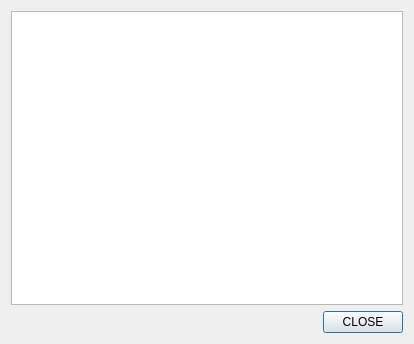
Before: the Qt Designer form chat/group_chat_message.ui in bitlinux/qtchat, drawn with Qt 5.
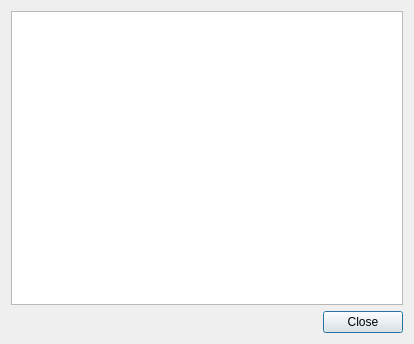
After: the same form once the commit is applied.

```diff
--- a/chat/group_chat_message.ui
+++ b/chat/group_chat_message.ui
@@ -41,7 +41,7 @@
        <item>
         <widget class="QPushButton" name="close">
          <property name="text">
-          <string>CLOSE</string>
+          <string>Close</string>
          </property>
         </widget>
        </item>
```
